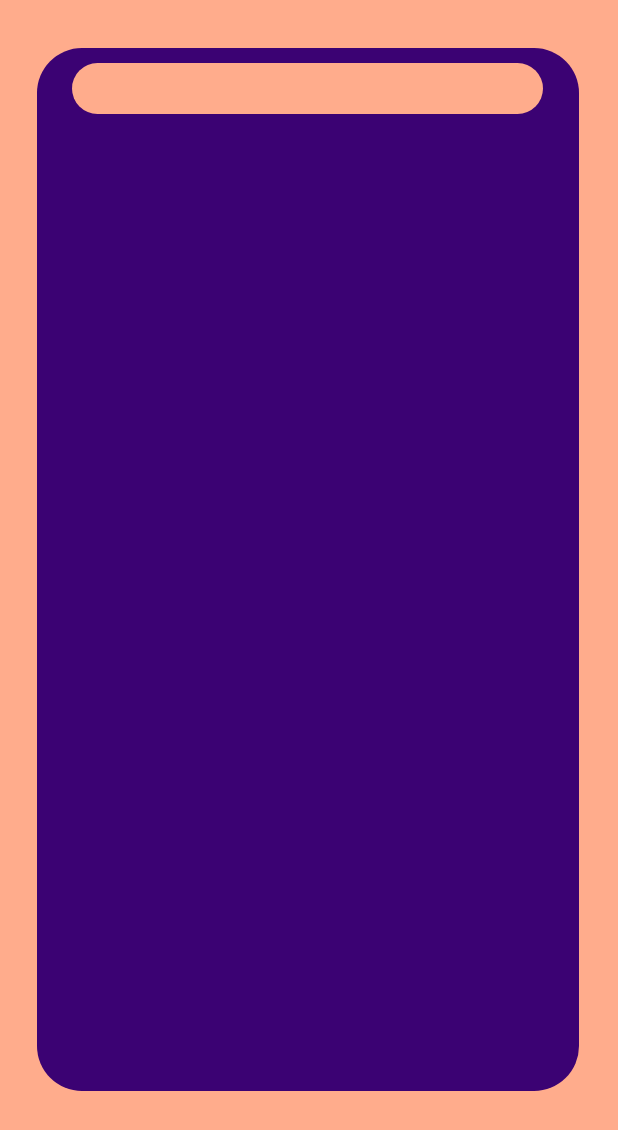
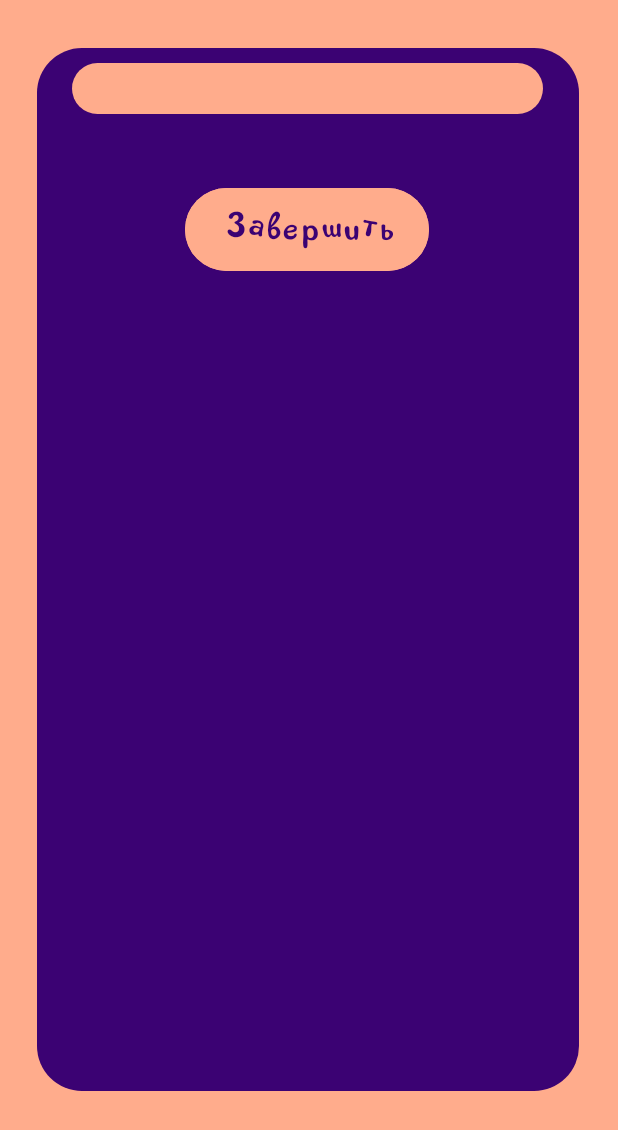
Before and after one commit to Morivan/-Armadillo, an Android app: the LectureActivity screen opened directly, with no data from a screen before it, on a phone screen of 412 x 824 dp. Shown: the top 1130 px of the screen. Run offline under Robolectric (Android 15) with nearby library versions, the phone set to English and light mode, and no system bars.

Commit message:
Add files via upload

```diff
--- a/Armadillo/app/src/main/res/layout/activity_lecture.xml
+++ b/Armadillo/app/src/main/res/layout/activity_lecture.xml
@@ -39,13 +39,35 @@
             android:layout_height="611dp"
             android:layout_marginTop="10dp">
 
-
-            <TextView
-                android:id="@+id/body_lecture"
+            <LinearLayout
                 android:layout_width="match_parent"
                 android:layout_height="wrap_content"
-                android:textColor="@color/deep_purple" />
+                android:orientation="vertical">
+
+                <TextView
+                    android:id="@+id/body_lecture"
+                    android:layout_width="match_parent"
+                    android:layout_height="wrap_content"
+                    android:textColor="@color/deep_purple"
+                    android:textSize="22sp"/>
+
+                <!-- Button at the end of ScrollView -->
+                <Button
+                    android:id="@+id/backButton"
+                    android:layout_width="wrap_content"
+                    android:layout_height="63dp"
+                    android:layout_gravity="center"
+                    android:layout_marginTop="6dp"
+                    android:layout_marginBottom="6dp"
+                    android:backgroundTint="@color/peach"
+                    android:text="Завершить"
+                    android:textColor="@color/violet"
+                    android:textSize="32sp"
+                    android:fontFamily="@font/blackberry_normal"/>
+
+            </LinearLayout>
         </ScrollView>
+
 
 
     </LinearLayout>
--- a/Armadillo/app/src/main/res/values/colors.xml
+++ b/Armadillo/app/src/main/res/values/colors.xml
@@ -4,8 +4,9 @@
     <color name="deep_purple">#C7D1FF</color>
     <color name="purple">#330363</color>
     <color name="pale_purple">#7d637c</color>
-    <color name="lilac">#A953E9</color>
-    <color name="light_orange">#FF9E77</color>
+    <color name="lilac">#B971EE</color>
+    <color name="light_lilac">#DDB0FF</color>
+    <color name="light_orange">#E38764</color>
     <color name="abricot">#FBC39C</color>
     <color name="peach">#FFAC8C</color>
     <color name="dark_salmon">#C46F6C</color>
```
Also changed, not shown: Armadillo/app/src/main/res/layout/activity_education.xml (+11 -0 lines), Armadillo/app/src/main/res/layout/activity_task.xml (+8 -4 lines), Armadillo/app/src/main/res/layout/correct_dialog_fragment.xml (added, +37 -0 lines), Armadillo/app/src/main/res/layout/fragment_module1.xml (+5 -5 lines), Armadillo/app/src/main/res/layout/incorrect_dialog_fragment.xml (added, +29 -0 lines), Armadillo/app/src/main/res/drawable/correct.png (added), Armadillo/app/src/main/res/drawable/lecrure.png (added).
